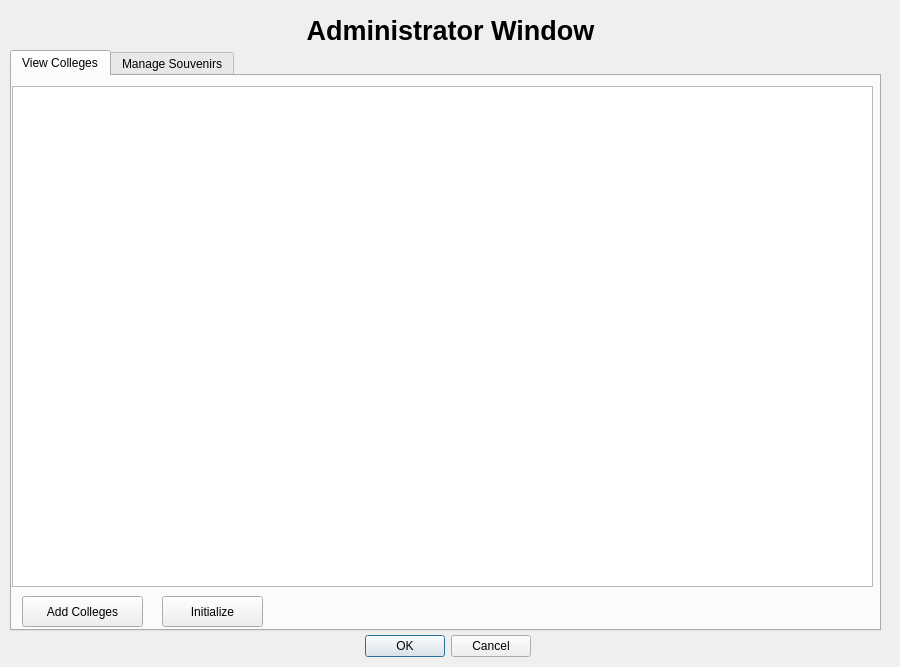
The window that admin.ui (Rthiskidw/Project1-CollegeTouring) describes before a commit, drawn with Qt 5.
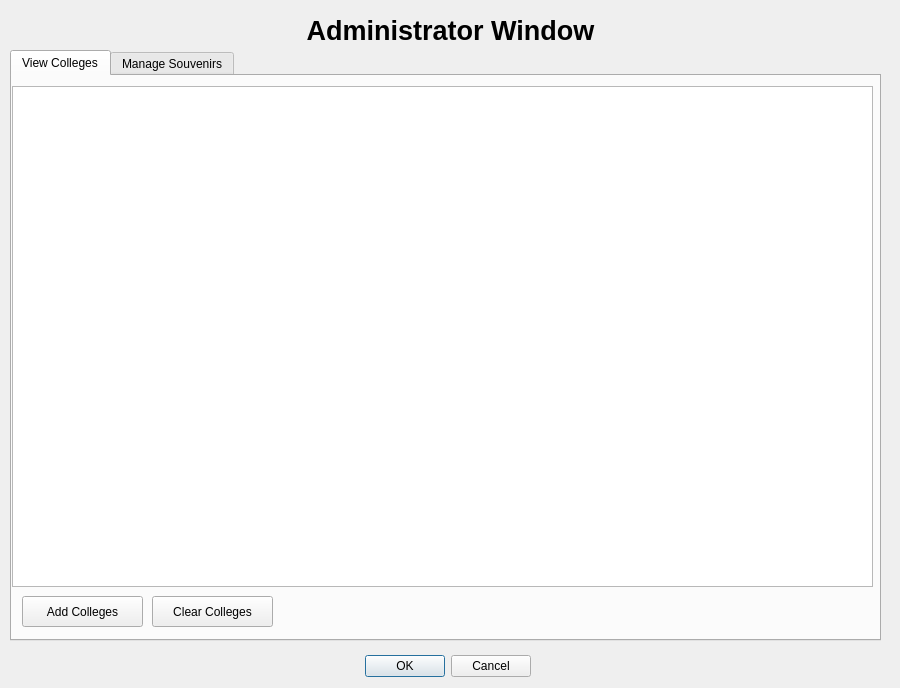
The same window after the commit. The open tabs and pages were chosen to show the change.

```diff
--- a/admin.ui
+++ b/admin.ui
@@ -7,7 +7,7 @@
     <x>0</x>
     <y>0</y>
     <width>900</width>
-    <height>667</height>
+    <height>688</height>
    </rect>
   </property>
   <property name="windowTitle">
@@ -17,7 +17,7 @@
    <property name="geometry">
     <rect>
      <x>360</x>
-     <y>630</y>
+     <y>650</y>
      <width>171</width>
      <height>32</height>
     </rect>
@@ -61,7 +61,7 @@
      <x>10</x>
      <y>50</y>
      <width>871</width>
-     <height>581</height>
+     <height>591</height>
     </rect>
    </property>
    <property name="currentIndex">
@@ -97,14 +97,14 @@
     <widget class="QPushButton" name="pushButton_Initialize">
      <property name="geometry">
       <rect>
-       <x>150</x>
+       <x>140</x>
        <y>520</y>
-       <width>101</width>
+       <width>121</width>
        <height>31</height>
       </rect>
      </property>
      <property name="text">
-      <string>Initialize</string>
+      <string>Clear Colleges</string>
      </property>
     </widget>
    </widget>
```
Left out of the diff: 4 changed lines with no effect on the pictures.
